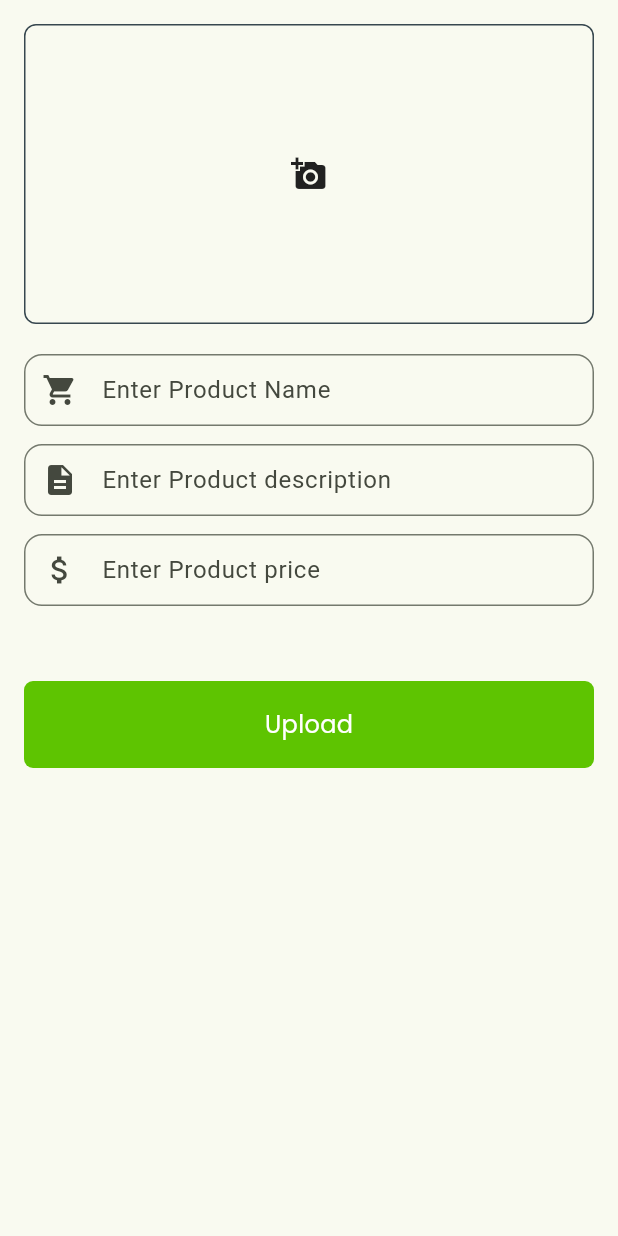
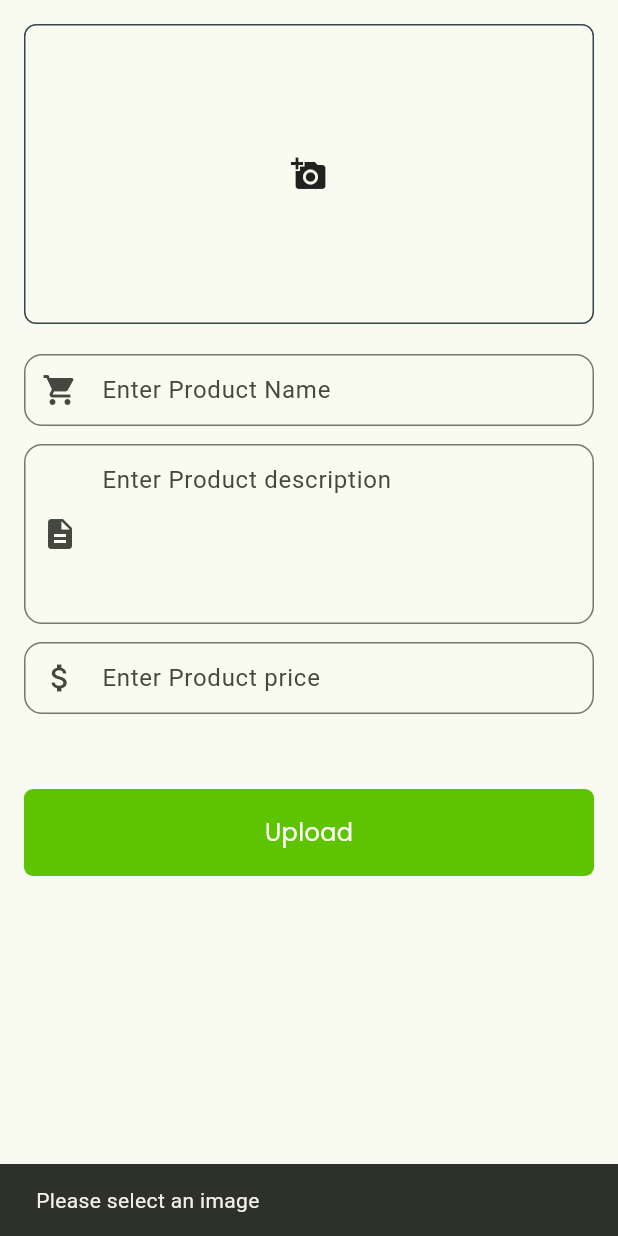
Before and after one commit to qaisarabbas0011/grocery_app_using_firebase, a Flutter app: the UploadItems screen opened directly, after a tap on "Upload", on a phone screen of 412 x 824 dp. Run offline on Flutter 3.47's test engine with Material 3 defaults, Android fonts, the phone set to English and light mode, and no system bars; our stand-ins replace cloud_firestore, firebase_auth, firebase_core, firebase_storage, google_fonts, image_picker; accounts and stored records are empty.

Commit message:
updated commit

```diff
--- a/lib/screens/forget_password_screen.dart
+++ b/lib/screens/forget_password_screen.dart
@@ -42,7 +42,7 @@ class _ForgetPasswordScreenState extends State<ForgetPasswordScreen> {
                 height: 50,
               ),
               Image.asset(
-                "images/splash_image.png",
+                "images/splash_image.jpg",
                 height: 100,
                 width: 200,
               ),
--- a/lib/screens/login_screen.dart
+++ b/lib/screens/login_screen.dart
@@ -71,7 +71,7 @@ class _LoginScreenState extends State<LoginScreen> {
                       height: 50,
                     ),
                     Image.asset(
-                      "images/splash_image.png",
+                      "images/splash_image.jpg",
                       height: 100,
                       width: 200,
                     ),
--- a/lib/screens/signup_screen.dart
+++ b/lib/screens/signup_screen.dart
@@ -77,7 +77,7 @@ class _SignUpScreenState extends State<SignUpScreen> {
                   crossAxisAlignment: CrossAxisAlignment.center,
                   children: [
                     Image.asset(
-                      "images/splash_image.png",
+                      "images/splash_image.jpg",
                       height: 100,
                       width: 200,
                     ),
--- a/lib/screens/splash_screen.dart
+++ b/lib/screens/splash_screen.dart
@@ -42,7 +42,7 @@ class _SplashScreenState extends State<SplashScreen> {
         children: [
           Center(
             child: Image.asset(
-              "images/splash_image.png",
+              "images/splash_image.jpg",
               height: 100,
               width: 200,
             ),
--- a/lib/screens/upload_items.dart
+++ b/lib/screens/upload_items.dart
@@ -19,50 +19,77 @@ class UploadItems extends StatefulWidget {
 }
 
 class _UploadItemsState extends State<UploadItems> {
-  var nameController = TextEditingController();
-  var diController = TextEditingController();
-  var priceController = TextEditingController();
+  final nameController = TextEditingController();
+  final diController = TextEditingController();
+  final priceController = TextEditingController();
+  final ImagePicker picker = ImagePicker();
+  final FirebaseFirestore firestore = FirebaseFirestore.instance;
+
   XFile? imageFile;
-  final ImagePicker picker = ImagePicker();
   bool isLoading = false;
-  var firestore = FirebaseFirestore.instance;
+
   Future<void> pickImage() async {
     try {
-      final XFile? selectedImage =
-          await picker.pickImage(source: ImageSource.camera);
-      setState(() {
-        imageFile = selectedImage;
-      });
+      final selectedImage = await picker.pickImage(source: ImageSource.camera);
+      if (selectedImage != null) {
+        setState(() => imageFile = selectedImage);
+      }
     } catch (e) {
       debugPrint("Error while picking image: $e");
+      ScaffoldMessenger.of(context).showSnackBar(SnackBar(
+        content: Text("Failed to pick image."),
+      ));
     }
   }
 
   void uploadData() async {
-    setState(() {
-      isLoading = true;
-    });
+    if (imageFile == null) {
+      ScaffoldMessenger.of(context).showSnackBar(
+        SnackBar(content: Text("Please select an image")),
+      );
+      return;
+    }
+
+    if (nameController.text.isEmpty ||
+        diController.text.isEmpty ||
+        priceController.text.isEmpty) {
+      ScaffoldMessenger.of(context).showSnackBar(
+        SnackBar(content: Text("All fields are required")),
+      );
+      return;
+    }
+
+    setState(() => isLoading = true);
+
     try {
-      var imageUrl = await uploadImageToFirebaseStorage(imageFile!);
-      var productId = Uuid().v1();
-      Items items = Items(
-          name: nameController.text,
+      final imageUrl = await uploadImageToFirebaseStorage(imageFile!);
+      final productId = const Uuid().v1();
+
+      final item = Items(
+        name: nameController.text.trim(),
         imageUrl: imageUrl,
-          descritpion: diController.text,
-          price: priceController.text,
-          productId: productId);
-      await firestore.collection("products").doc(productId).set(items.toJson());
-      Navigator.push(
+        descritpion: diController.text.trim(),
+        price: priceController.text.trim(),
+        productId: productId,
+      );
+
+      await firestore.collection("products").doc(productId).set(item.toJson());
+
+      ScaffoldMessenger.of(context).showSnackBar(
+        SnackBar(content: Text("Item uploaded successfully")),
+      );
+
+      Navigator.pushReplacement(
         context,
-          MaterialPageRoute(
-            builder: (context) => BottomNavBar(),
-          ));
+        MaterialPageRoute(builder: (_) => const BottomNavBar()),
+      );
     } catch (e) {
-      debugPrint("Error while uploading data: $e");
+      debugPrint("Upload error: $e");
+      ScaffoldMessenger.of(context).showSnackBar(
+        SnackBar(content: Text("Error uploading item: $e")),
+      );
     } finally {
-      setState(() {
-        isLoading = false;
-      });
+      setState(() => isLoading = false);
     }
   }
 
@@ -79,11 +106,9 @@ class _UploadItemsState extends State<UploadItems> {
     return Scaffold(
       body: SafeArea(
         child: Padding(
-        padding: const EdgeInsets.all(16.0),
+          padding: const EdgeInsets.all(16),
           child: isLoading
-            ? Center(
-                child: CircularProgressIndicator(),
-              )
+              ? const Center(child: CircularProgressIndicator())
               : SingleChildScrollView(
                   child: Column(
                     children: [
@@ -91,59 +116,47 @@ class _UploadItemsState extends State<UploadItems> {
                         height: 200,
                         width: double.infinity,
                         decoration: BoxDecoration(
-                        borderRadius: BorderRadius.circular(
-                          8,
-                        ),
-                        border:
-                            Border.all(color: AppColors.fontColor, width: 1),
+                          borderRadius: BorderRadius.circular(8),
+                          border: Border.all(color: AppColors.fontColor),
                         ),
                         child: imageFile != null
-                          ? Image.file(
-                              File(imageFile!.path),
-                              fit: BoxFit.cover,
-                            )
+                            ? Image.file(File(imageFile!.path), fit: BoxFit.cover)
                             : Center(
                                 child: InkWell(
-                                  onTap: () {
-                                    pickImage();
-                                  },
-                                  child: Icon(Icons.add_a_photo)),
+                                  onTap: pickImage,
+                                  child: const Icon(Icons.add_a_photo),
                                 ),
                               ),
-                    const SizedBox(
-                      height: 20,
                       ),
+                      const SizedBox(height: 20),
                       CustomTextField(
                         hintText: "Enter Product Name",
                         controller: nameController,
-                        prefixIcon: Icon(Icons.shopping_cart)),
-                    const SizedBox(
-                      height: 12,
+                        prefixIcon: const Icon(Icons.shopping_cart),
                       ),
+                      const SizedBox(height: 12),
                       CustomTextField(
                         hintText: "Enter Product description",
                         controller: diController,
-                      prefixIcon: Icon(Icons.description),
-                      // Ensure CustomTextField supports this parameter
+                        maxLines: 4,
+                        prefixIcon: const Icon(Icons.description),
                       ),
-                    const SizedBox(
-                      height: 12,
-                    ),
+                      const SizedBox(height: 12),
                       CustomTextField(
                         hintText: "Enter Product price",
                         controller: priceController,
-                      prefixIcon: Icon(Icons.attach_money),
+                        prefixIcon: const Icon(Icons.attach_money),
                       ),
                       const SizedBox(height: 50),
                       PrimaryButton(
                         title: "Upload",
-                        ontap: () {
-                          uploadData();
-                        })
+                        ontap: uploadData,
+                      ),
                     ],
                   ),
                 ),
-      )),
+        ),
+      ),
     );
   }
 }
--- a/lib/widgets/custom_text_field.dart
+++ b/lib/widgets/custom_text_field.dart
@@ -6,14 +6,16 @@ class CustomTextField extends StatelessWidget {
   final TextEditingController controller;
   final TextInputType keyboardType;
   final Widget? suffixIcon;
+  final int maxLines;
 
   const CustomTextField({
     super.key,
     required this.hintText,
     required this.prefixIcon,
     required this.controller,
-    this.keyboardType = TextInputType.text, // Default to TextInputType.text
+    this.keyboardType = TextInputType.text,
     this.suffixIcon,
+    this.maxLines = 1, // Default to single line input
   });
 
   @override
@@ -21,6 +23,7 @@ class CustomTextField extends StatelessWidget {
     return TextField(
       controller: controller,
       keyboardType: keyboardType,
+      maxLines: maxLines,
       decoration: InputDecoration(
         hintText: hintText,
         prefixIcon: prefixIcon,
@@ -28,7 +31,7 @@ class CustomTextField extends StatelessWidget {
         border: OutlineInputBorder(
           borderRadius: BorderRadius.circular(12),
         ),
-        contentPadding: EdgeInsets.symmetric(vertical: 12, horizontal: 16),
+        contentPadding: const EdgeInsets.symmetric(vertical: 12, horizontal: 16),
       ),
     );
   }
--- a/lib/widgets/favorite_card_widget.dart
+++ b/lib/widgets/favorite_card_widget.dart
@@ -16,7 +16,7 @@ class FavoriteCardWidget extends StatelessWidget {
             Row(
               children: [
                 Image.asset(
-                  "images/photo.jpg",
+                  "images/splash_image.jpg",
                   height: 60,
                   width: 60,
                 ),
```
Also changed, not shown: images/splash_image.jpg (added), pubspec.lock. Lines whose indentation alone changed are shown as unchanged.
